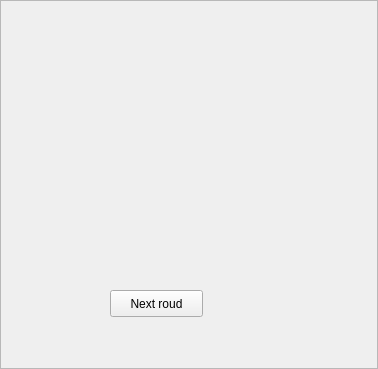
Qt form gui/ui/InterGameFrame.ui (contremaitre/BomberDude) before a commit.
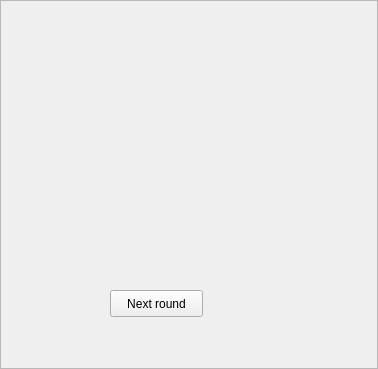
The same form after that commit.

```diff
--- a/gui/ui/InterGameFrame.ui
+++ b/gui/ui/InterGameFrame.ui
@@ -29,7 +29,7 @@
     </rect>
    </property>
    <property name="text">
-    <string>Next roud</string>
+    <string>Next round</string>
    </property>
   </widget>
   <widget class="QWidget" name="playerListWidgetHolder" native="true">
```
